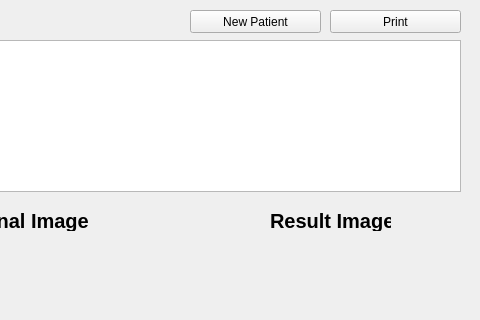
First picture: the form in display_information_python.ui, repository turkaf/Digital-Image-Processing-Project, before the edit; both pictures show x 120 to 600 and y 0 to 320 of the 600 by 900 pixel window.
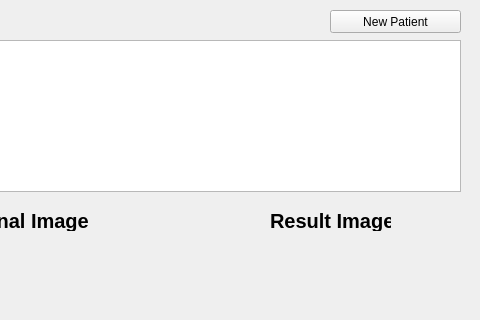
Second picture: the form after the edit.

The edit to the form file:
```diff
--- a/display_information_python.ui
+++ b/display_information_python.ui
@@ -140,23 +140,10 @@
     <set>Qt::AlignCenter</set>
    </property>
   </widget>
-  <widget class="QPushButton" name="pushButton">
-   <property name="geometry">
-    <rect>
-     <x>450</x>
-     <y>10</y>
-     <width>131</width>
-     <height>23</height>
-    </rect>
-   </property>
-   <property name="text">
-    <string>Print</string>
-   </property>
-  </widget>
   <widget class="QPushButton" name="pushButton_2">
    <property name="geometry">
     <rect>
-     <x>310</x>
+     <x>450</x>
      <y>10</y>
      <width>131</width>
      <height>23</height>
```
